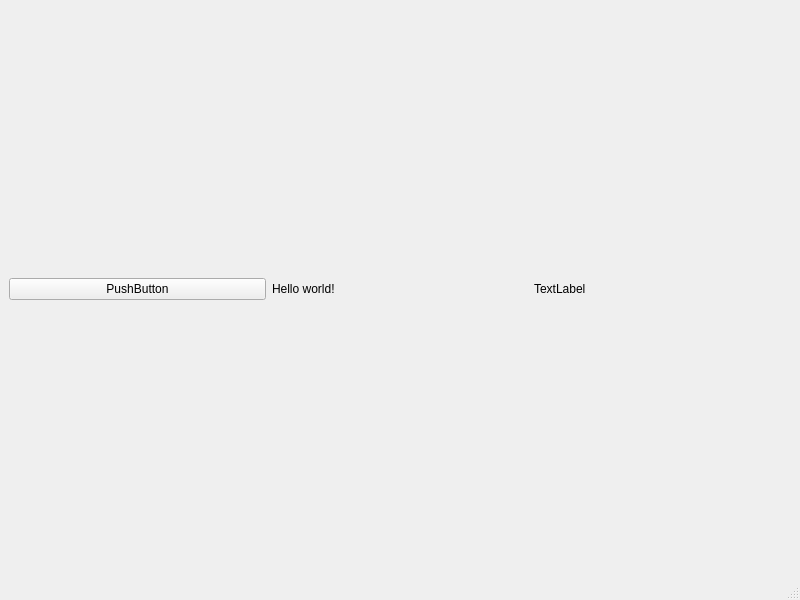
Old version of the form src/app/mainwindow.ui in the repository c-a-v-a/htmd_cms.
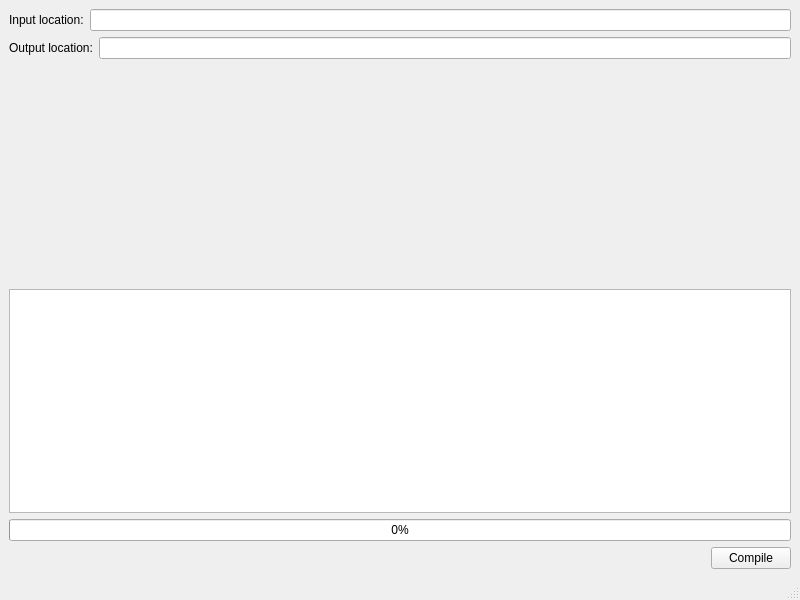
New version of the form.

The edit to the form file:
```diff
--- a/src/app/mainwindow.ui
+++ b/src/app/mainwindow.ui
@@ -16,25 +16,83 @@
   <widget class="QWidget" name="centralwidget">
    <layout class="QHBoxLayout" name="horizontalLayout">
     <item>
-     <widget class="QPushButton" name="pushButton">
+     <layout class="QVBoxLayout" name="verticalLayout">
+      <item>
+       <layout class="QHBoxLayout" name="horizontalLayout_3">
+        <item>
+         <widget class="QLabel" name="inputLabel">
       <property name="text">
-       <string>PushButton</string>
+           <string>Input location:</string>
       </property>
      </widget>
     </item>
     <item>
-     <widget class="QLabel" name="label">
+         <widget class="QLineEdit" name="inputEdit"/>
+        </item>
+       </layout>
+      </item>
+      <item>
+       <layout class="QHBoxLayout" name="horizontalLayout_4">
+        <item>
+         <widget class="QLabel" name="outputLabel">
       <property name="text">
-       <string>Hello world!</string>
+           <string>Output location:</string>
       </property>
      </widget>
     </item>
     <item>
-     <widget class="QLabel" name="label_2">
+         <widget class="QLineEdit" name="outputEdit"/>
+        </item>
+       </layout>
+      </item>
+      <item>
+       <spacer name="verticalSpacer">
+        <property name="orientation">
+         <enum>Qt::Orientation::Vertical</enum>
+        </property>
+        <property name="sizeHint" stdset="0">
+         <size>
+          <width>20</width>
+          <height>40</height>
+         </size>
+        </property>
+       </spacer>
+      </item>
+      <item>
+       <widget class="QListView" name="listView"/>
+      </item>
+      <item>
+       <widget class="QProgressBar" name="progressBar">
+        <property name="value">
+         <number>0</number>
+        </property>
+       </widget>
+      </item>
+      <item>
+       <layout class="QHBoxLayout" name="horizontalLayout_2">
+        <item>
+         <spacer name="horizontalSpacer">
+          <property name="orientation">
+           <enum>Qt::Orientation::Horizontal</enum>
+          </property>
+          <property name="sizeHint" stdset="0">
+           <size>
+            <width>40</width>
+            <height>20</height>
+           </size>
+          </property>
+         </spacer>
+        </item>
+        <item>
+         <widget class="QPushButton" name="compileButton">
       <property name="text">
-       <string>TextLabel</string>
-      </property>
-     </widget>
+           <string>Compile</string>
+          </property>
+         </widget>
+        </item>
+       </layout>
+      </item>
+     </layout>
     </item>
    </layout>
   </widget>
```
Left out of the diff: 2 changed lines with no effect on the pictures. Lines whose indentation alone changed are shown as unchanged.
